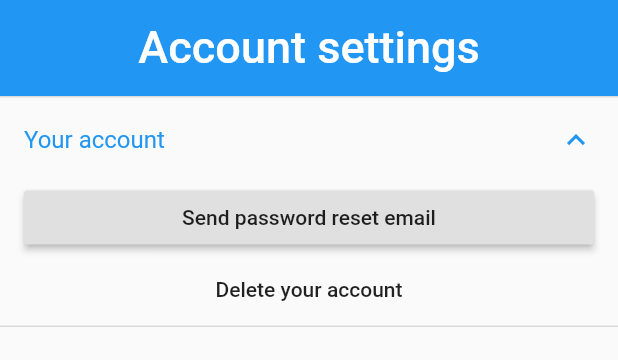
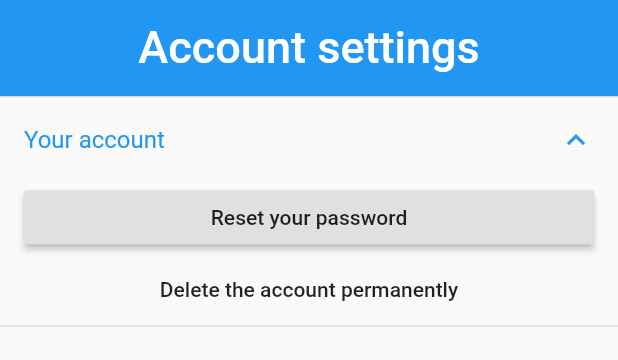
Before and after one commit to mattmaniak/rubbish_calc, a Flutter app: the AccountSettings screen opened directly, after a tap on "Your account", on a phone screen of 412 x 824 dp, the part 54-414 px from its top. Run offline on Flutter 3.47's test engine with Material 2 defaults, Android fonts, the phone set to English and light mode, and no system bars; our stand-ins replace email_validator, firebase_auth; accounts and stored records are empty.

Commit message:
Working password reset

```diff
--- a/lib/src/page/_account_settings.dart
+++ b/lib/src/page/_account_settings.dart
@@ -33,11 +33,11 @@ class _AccountSettingsState extends State<AccountSettings> {
                   crossAxisAlignment: CrossAxisAlignment.stretch,
                   children: [
                     RaisedButton(
-                      child: Text('Send password reset email'),
-                      onPressed: () {},
+                      child: Text('Reset your password'),
+                      onPressed: () => _resetPassword(context),
                     ),
                     FlatButton(
-                      child: Text('Delete your account'),
+                      child: Text('Delete the account permanently'),
                       onPressed: () => _deleteAccount(context),
                     ),
                   ],
@@ -64,4 +64,10 @@ class _AccountSettingsState extends State<AccountSettings> {
 
   void _navigateBack(BuildContext context) =>
       AppInjector.of(context).switchPage(Visible.signedIn);
+
+  void _resetPassword(BuildContext context) async {
+    await AppInjector.of(context)
+        .auth
+        .resetPassword((await AppInjector.of(context).auth.currentUser).email);
+  }
 }
```
